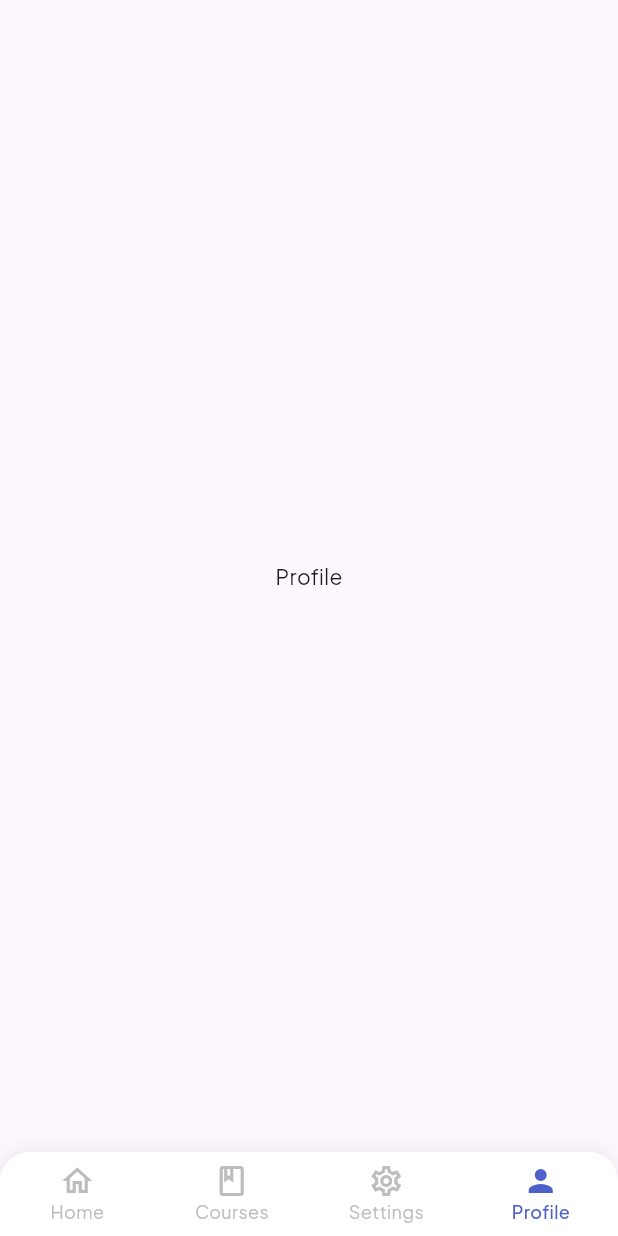
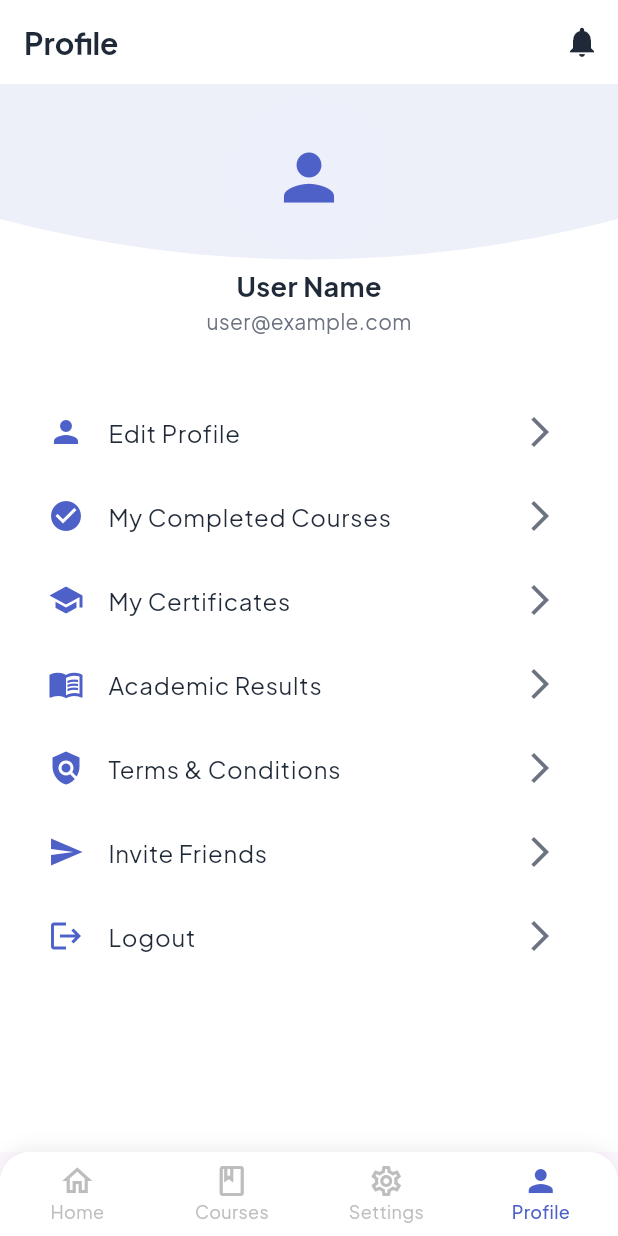
Before and after one commit to saif-pain/smart_learn, a Flutter app: the MainScreen screen opened directly, item 4 of the bottom bar chosen, on a phone screen of 412 x 824 dp. Run offline on Flutter 3.47's test engine with Material 3 defaults, Android fonts, the light colour scheme and no system bars; our stand-ins replace google_fonts, shared_preferences; accounts and stored records are empty.

Commit message:
Add ProfilePage and integrate it into MainScreen navigation

```diff
--- a/lib/screens/main_screen.dart
+++ b/lib/screens/main_screen.dart
@@ -2,6 +2,7 @@ import 'package:flutter/material.dart';
 import 'package:smart_learn/core/app_colors.dart';
 import 'package:smart_learn/screens/home_screen.dart';
 import 'package:smart_learn/screens/settings_page.dart';
+import 'package:smart_learn/screens/profile_page.dart';
 
 class MainScreen extends StatefulWidget {
   const MainScreen({super.key});
@@ -17,7 +18,7 @@ class _MainScreenState extends State<MainScreen> {
     const HomeScreen(),
     const Center(child: Text('Courses')),
     const SettingsPage(),
-    const Center(child: Text('Profile')),
+    const ProfilePage(),
   ];
 
   void _onItemTapped(int index) {
--- /dev/null
+++ b/lib/screens/profile_page.dart
@@ -0,0 +1,148 @@
+import 'package:flutter/material.dart';
+import 'package:smart_learn/core/app_colors.dart';
+
+class ProfilePage extends StatelessWidget {
+  const ProfilePage({Key? key}) : super(key: key);
+
+  @override
+  Widget build(BuildContext context) {
+    return Scaffold(
+      backgroundColor: Colors.white,
+      appBar: AppBar(
+        backgroundColor: Colors.white,
+        elevation: 0,
+        title: const Text(
+          'Profile',
+          style: TextStyle(
+            fontSize: 20,
+            fontWeight: FontWeight.bold,
+            color: AppColors.textPrimary,
+          ),
+        ),
+        actions: [
+          IconButton(
+            icon: const Icon(Icons.notifications, color: AppColors.textPrimary),
+            onPressed: () {
+              // Handle notifications icon action
+            },
+          ),
+        ],
+      ),
+      body: SingleChildScrollView(
+        child: Column(
+          children: [
+            _buildProfileSection(),
+            const SizedBox(height: 24),
+            _buildSettingsList(),
+          ],
+        ),
+      ),
+    );
+  }
+
+  Widget _buildProfileSection() {
+    return Stack(
+      alignment: Alignment.center,
+      children: [
+        Container(
+          height: 180,
+          decoration: const BoxDecoration(
+            color: Colors.white,
+          ),
+          child: CustomPaint(
+            size: const Size(double.infinity, 180),
+            painter: _WavePainter(),
+          ),
+        ),
+        Column(
+          children: const [
+            CircleAvatar(
+              radius: 50,
+              backgroundColor: AppColors.secondary,
+              child: Icon(
+                Icons.person,
+                size: 50,
+                color: AppColors.primary,
+              ),
+            ),
+            SizedBox(height: 10),
+            Text(
+              'User Name',
+              style: TextStyle(
+                fontSize: 18,
+                fontWeight: FontWeight.bold,
+                color: AppColors.textPrimary,
+              ),
+            ),
+            Text(
+              'user@example.com',
+              style: TextStyle(
+                fontSize: 14,
+                color: AppColors.textSecondary,
+              ),
+            ),
+          ],
+        ),
+      ],
+    );
+  }
+
+  Widget _buildSettingsList() {
+    final settings = [
+      {'icon': Icons.person, 'title': 'Edit Profile'},
+      {'icon': Icons.check_circle, 'title': 'My Completed Courses'},
+      {'icon': Icons.school, 'title': 'My Certificates'},
+      {'icon': Icons.menu_book, 'title': 'Academic Results'},
+      {'icon': Icons.policy, 'title': 'Terms & Conditions'},
+      {'icon': Icons.send, 'title': 'Invite Friends'},
+      {'icon': Icons.logout, 'title': 'Logout'},
+    ];
+
+    return Padding(
+      padding: const EdgeInsets.symmetric(horizontal: 16),
+      child: Column(
+        children: settings.map((setting) {
+          return ListTile(
+            leading: Icon(setting['icon'] as IconData, color: AppColors.primary),
+            title: Text(
+              setting['title'] as String,
+              style: const TextStyle(fontSize: 16, color: AppColors.textPrimary),
+            ),
+            trailing: const Icon(Icons.arrow_forward_ios, color: AppColors.textSecondary),
+            onTap: () {
+              // Handle navigation for each setting
+            },
+          );
+        }).toList(),
+      ),
+    );
+  }
+}
+
+class _WavePainter extends CustomPainter {
+  @override
+  void paint(Canvas canvas, Size size) {
+    final paint = Paint()
+      ..color = AppColors.primary.withOpacity(0.1)
+      ..style = PaintingStyle.fill;
+
+    final path = Path()
+      ..moveTo(0, size.height * 0.5)
+      ..quadraticBezierTo(
+        size.width * 0.5,
+        size.height * 0.8,
+        size.width,
+        size.height * 0.5,
+      )
+      ..lineTo(size.width, 0)
+      ..lineTo(0, 0)
+      ..close();
+
+    canvas.drawPath(path, paint);
+  }
+
+  @override
+  bool shouldRepaint(covariant CustomPainter oldDelegate) {
+    return false;
+  }
+}
```
